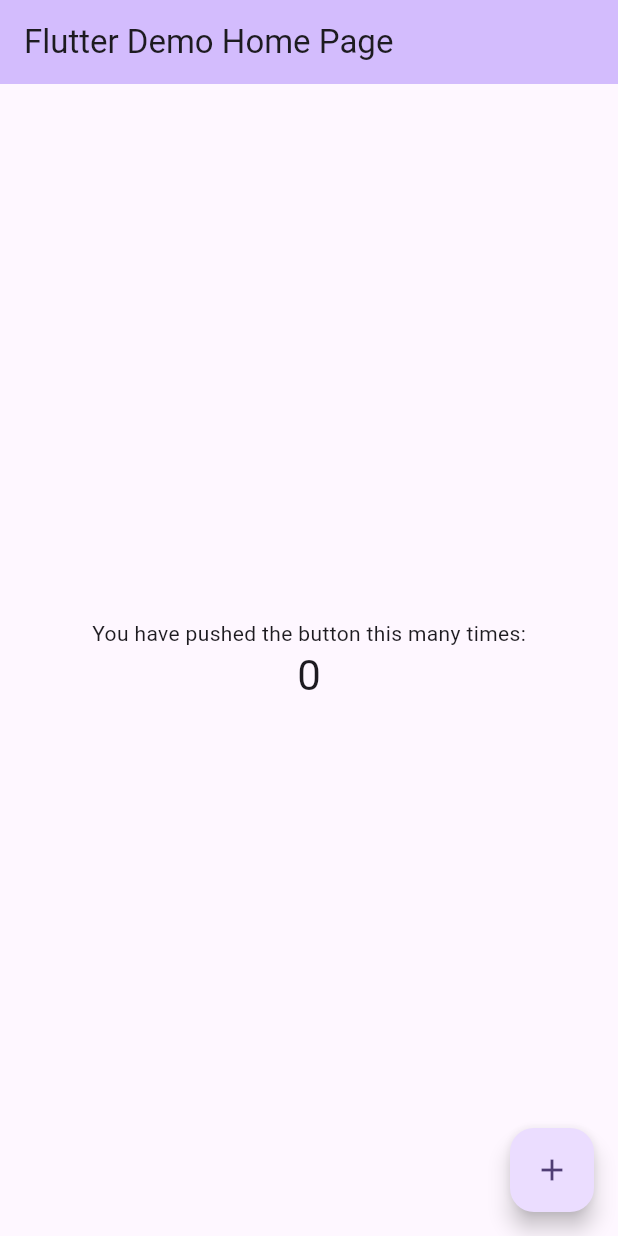
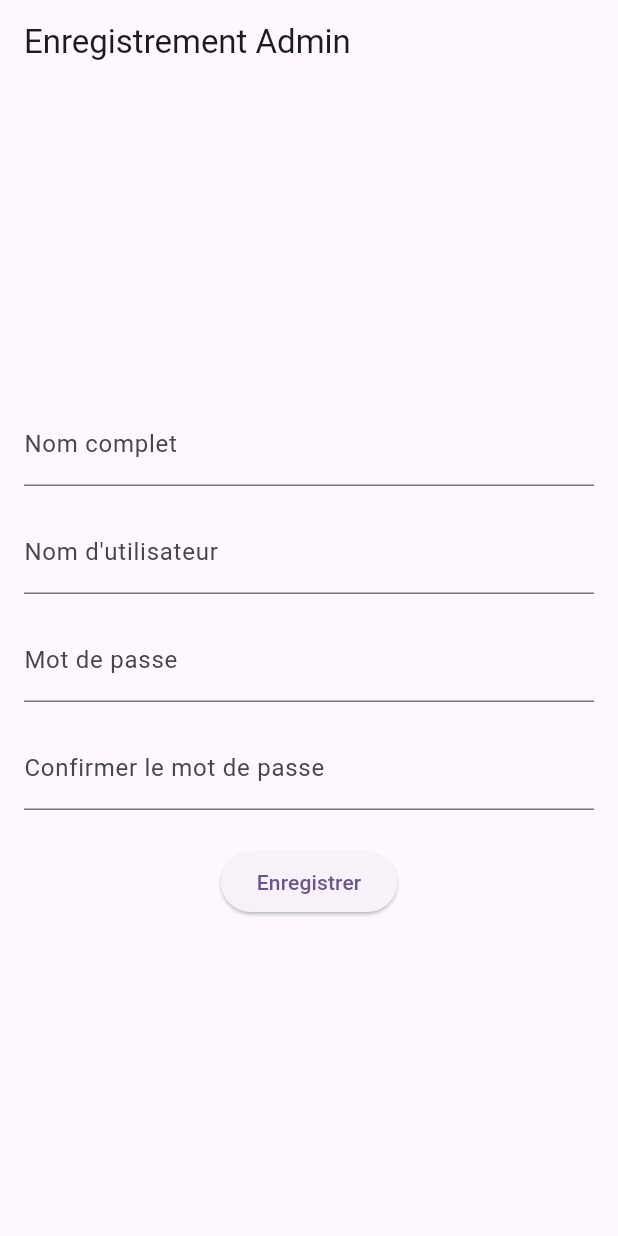
Before and after one commit to Makima225/Ferk-Solar-pointage-, a Flutter app: the screen it shows after launch, on a phone screen of 412 x 824 dp. Run offline on Flutter 3.47's test engine with Material 3 defaults, Android fonts, the phone set to English and light mode, and no system bars; our stand-ins replace get, shared_preferences.

Commit message:
creation des pages d'acceuil , login , register et la logique pour afficher sois la page login ou register

```diff
--- /dev/null
+++ b/lib/app/app_routes.dart
@@ -0,0 +1,27 @@
+import 'package:get/get.dart';
+import 'views/scan_page.dart';
+import 'views/login_page.dart';
+import 'views/dashboard_admin.dart';
+import 'middlewares/admin_auth_middleware.dart';
+
+class AppRoutes {
+  static const String scan = '/';
+  static const String login = '/login';
+  static const String dashboard = '/dashboard';
+
+  static final routes = [
+    GetPage(
+      name: scan,
+      page: () => ScanPage(),
+    ),
+    GetPage(
+      name: login,
+      page: () => LoginPage(),
+    ),
+    GetPage(
+      name: dashboard,
+      page: () => DashboardAdmin(),
+      middlewares: [AdminAuthMiddleware()],
+    ),
+  ];
+}
--- /dev/null
+++ b/lib/app/controllers/auth_controller.dart
@@ -0,0 +1,41 @@
+import 'package:get/get.dart';
+import 'package:shared_preferences/shared_preferences.dart';
+
+class AuthController extends GetxController {
+  var isAdminLogged = false.obs;
+  var hasAdmin = false.obs;
+
+  @override
+  void onInit() {
+    super.onInit();
+    checkAdminExists();
+  }
+
+  Future<void> checkAdminExists() async {
+    final prefs = await SharedPreferences.getInstance();
+    hasAdmin.value = prefs.containsKey('admin_username');
+  }
+
+  Future<void> registerAdmin(String name, String username, String password) async {
+    final prefs = await SharedPreferences.getInstance();
+    await prefs.setString('admin_name', name);
+    await prefs.setString('admin_username', username);
+    await prefs.setString('admin_password', password);
+    hasAdmin.value = true;
+  }
+
+  Future<bool> login(String username, String password) async {
+    final prefs = await SharedPreferences.getInstance();
+    final storedUser = prefs.getString('admin_username');
+    final storedPass = prefs.getString('admin_password');
+    if (username == storedUser && password == storedPass) {
+      isAdminLogged.value = true;
+      return true;
+    }
+    return false;
+  }
+
+  void logout() {
+    isAdminLogged.value = false;
+  }
+}
--- /dev/null
+++ b/lib/app/controllers/register_controller.dart
@@ -0,0 +1,51 @@
+import 'package:get/get.dart';
+import 'package:flutter/material.dart';
+
+class RegisterController extends GetxController {
+  final nameCtrl = TextEditingController();
+  final usernameCtrl = TextEditingController();
+  final passwordCtrl = TextEditingController();
+  final confirmCtrl = TextEditingController();
+
+  var isLoading = false.obs;
+
+  String? validateName(String? value) {
+    if (value == null || value.isEmpty) return 'Champ requis';
+    return null;
+  }
+
+  String? validateUsername(String? value) {
+    if (value == null || value.isEmpty) return 'Champ requis';
+    return null;
+  }
+
+  String? validatePassword(String? value) {
+    if (value == null || value.isEmpty) return 'Champ requis';
+    return null;
+  }
+
+  String? validateConfirm(String? value) {
+    if (value == null || value.isEmpty) return 'Champ requis';
+    if (value != passwordCtrl.text) return 'Les mots de passe ne correspondent pas';
+    return null;
+  }
+
+  void registerAdmin(BuildContext context, GlobalKey<FormState> formKey) {
+    if (!formKey.currentState!.validate()) return;
+    isLoading.value = true;
+    // Ici, ajouter la logique d'enregistrement local (SharedPreferences, SQLite, etc.)
+    Future.delayed(Duration(seconds: 1), () {
+      isLoading.value = false;
+      Get.snackbar('Succès', 'Admin enregistré (logique à implémenter)', snackPosition: SnackPosition.BOTTOM);
+    });
+  }
+
+  @override
+  void onClose() {
+    nameCtrl.dispose();
+    usernameCtrl.dispose();
+    passwordCtrl.dispose();
+    confirmCtrl.dispose();
+    super.onClose();
+  }
+}
--- /dev/null
+++ b/lib/app/middlewares/admin_auth_middleware.dart
@@ -0,0 +1,15 @@
+import 'package:get/get.dart';
+import 'package:flutter/material.dart';
+import '../controllers/auth_controller.dart';
+import '../app_routes.dart';
+
+class AdminAuthMiddleware extends GetMiddleware {
+  @override
+  RouteSettings? redirect(String? route) {
+    final isLogged = Get.find<AuthController>().isAdminLogged.value;
+    if (!isLogged) {
+      return const RouteSettings(name: AppRoutes.login);
+    }
+    return null;
+  }
+}
--- /dev/null
+++ b/lib/app/views/register_page.dart
@@ -0,0 +1,58 @@
+import 'package:flutter/material.dart';
+import 'package:get/get.dart';
+import '../controllers/register_controller.dart';
+
+class RegisterPage extends StatelessWidget {
+  final _formKey = GlobalKey<FormState>();
+  final RegisterController controller = Get.put(RegisterController());
+
+  @override
+  Widget build(BuildContext context) {
+    return Scaffold(
+      appBar: AppBar(title: Text('Enregistrement Admin')),
+      body: Padding(
+        padding: const EdgeInsets.all(16.0),
+        child: Form(
+          key: _formKey,
+          child: Obx(() => Column(
+            mainAxisAlignment: MainAxisAlignment.center,
+            children: [
+              TextFormField(
+                controller: controller.nameCtrl,
+                decoration: InputDecoration(labelText: 'Nom complet'),
+                validator: controller.validateName,
+              ),
+              SizedBox(height: 16),
+              TextFormField(
+                controller: controller.usernameCtrl,
+                decoration: InputDecoration(labelText: "Nom d'utilisateur"),
+                validator: controller.validateUsername,
+              ),
+              SizedBox(height: 16),
+              TextFormField(
+                controller: controller.passwordCtrl,
+                decoration: InputDecoration(labelText: 'Mot de passe'),
+                obscureText: true,
+                validator: controller.validatePassword,
+              ),
+              SizedBox(height: 16),
+              TextFormField(
+                controller: controller.confirmCtrl,
+                decoration: InputDecoration(labelText: 'Confirmer le mot de passe'),
+                obscureText: true,
+                validator: controller.validateConfirm,
+              ),
+              SizedBox(height: 24),
+              controller.isLoading.value
+                  ? CircularProgressIndicator()
+                  : ElevatedButton(
+                      onPressed: () => controller.registerAdmin(context, _formKey),
+                      child: Text('Enregistrer'),
+                    ),
+            ],
+          )),
+        ),
+      ),
+    );
+  }
+}
--- a/lib/main.dart
+++ b/lib/main.dart
@@ -1,125 +1,37 @@
+
 import 'package:flutter/material.dart';
+import 'package:get/get.dart';
+import 'app/app_routes.dart';
+import 'app/controllers/auth_controller.dart';
+import 'app/views/register_page.dart';
+import 'app/views/login_page.dart';
 
 void main() {
-  runApp(const MyApp());
+  WidgetsFlutterBinding.ensureInitialized();
+  Get.put(AuthController());
+  runApp(MyApp());
 }
 
 class MyApp extends StatelessWidget {
-  const MyApp({super.key});
-
-  // This widget is the root of your application.
   @override
   Widget build(BuildContext context) {
-    return MaterialApp(
-      title: 'Flutter Demo',
+    final AuthController authController = Get.find();
+    return GetMaterialApp(
+      debugShowCheckedModeBanner: false,
+      title: 'Local Pointage',
       theme: ThemeData(
-        // This is the theme of your application.
-        //
-        // TRY THIS: Try running your application with "flutter run". You'll see
-        // the application has a purple toolbar. Then, without quitting the app,
-        // try changing the seedColor in the colorScheme below to Colors.green
-        // and then invoke "hot reload" (save your changes or press the "hot
-        // reload" button in a Flutter-supported IDE, or press "r" if you used
-        // the command line to start the app).
-        //
-        // Notice that the counter didn't reset back to zero; the application
-        // state is not lost during the reload. To reset the state, use hot
-        // restart instead.
-        //
-        // This works for code too, not just values: Most code changes can be
-        // tested with just a hot reload.
         colorScheme: ColorScheme.fromSeed(seedColor: Colors.deepPurple),
         useMaterial3: true,
       ),
-      home: const MyHomePage(title: 'Flutter Demo Home Page'),
+      home: Obx(() {
+        // Affiche RegisterPage si aucun admin, sinon LoginPage
+        if (!authController.hasAdmin.value) {
+          return RegisterPage();
+        } else {
+          return LoginPage();
+        }
+      }),
+      getPages: AppRoutes.routes,
     );
   }
 }
-
-class MyHomePage extends StatefulWidget {
-  const MyHomePage({super.key, required this.title});
-
-  // This widget is the home page of your application. It is stateful, meaning
-  // that it has a State object (defined below) that contains fields that affect
-  // how it looks.
-
-  // This class is the configuration for the state. It holds the values (in this
-  // case the title) provided by the parent (in this case the App widget) and
-  // used by the build method of the State. Fields in a Widget subclass are
-  // always marked "final".
-
-  final String title;
-
-  @override
-  State<MyHomePage> createState() => _MyHomePageState();
-}
-
-class _MyHomePageState extends State<MyHomePage> {
-  int _counter = 0;
-
-  void _incrementCounter() {
-    setState(() {
-      // This call to setState tells the Flutter framework that something has
-      // changed in this State, which causes it to rerun the build method below
-      // so that the display can reflect the updated values. If we changed
-      // _counter without calling setState(), then the build method would not be
-      // called again, and so nothing would appear to happen.
-      _counter++;
-    });
-  }
-
-  @override
-  Widget build(BuildContext context) {
-    // This method is rerun every time setState is called, for instance as done
-    // by the _incrementCounter method above.
-    //
-    // The Flutter framework has been optimized to make rerunning build methods
-    // fast, so that you can just rebuild anything that needs updating rather
-    // than having to individually change instances of widgets.
-    return Scaffold(
-      appBar: AppBar(
-        // TRY THIS: Try changing the color here to a specific color (to
-        // Colors.amber, perhaps?) and trigger a hot reload to see the AppBar
-        // change color while the other colors stay the same.
-        backgroundColor: Theme.of(context).colorScheme.inversePrimary,
-        // Here we take the value from the MyHomePage object that was created by
-        // the App.build method, and use it to set our appbar title.
-        title: Text(widget.title),
-      ),
-      body: Center(
-        // Center is a layout widget. It takes a single child and positions it
-        // in the middle of the parent.
-        child: Column(
-          // Column is also a layout widget. It takes a list of children and
-          // arranges them vertically. By default, it sizes itself to fit its
-          // children horizontally, and tries to be as tall as its parent.
-          //
-          // Column has various properties to control how it sizes itself and
-          // how it positions its children. Here we use mainAxisAlignment to
-          // center the children vertically; the main axis here is the vertical
-          // axis because Columns are vertical (the cross axis would be
-          // horizontal).
-          //
-          // TRY THIS: Invoke "debug painting" (choose the "Toggle Debug Paint"
-          // action in the IDE, or press "p" in the console), to see the
-          // wireframe for each widget.
-          mainAxisAlignment: MainAxisAlignment.center,
-          children: <Widget>[
-            const Text(
-              'You have pushed the button this many times:',
-            ),
-            Text(
-              '$_counter',
-              style: Theme.of(context).textTheme.headlineMedium,
-            ),
-          ],
-        ),
-      ),
-      floatingActionButton: FloatingActionButton(
-        onPressed: _incrementCounter,
-        tooltip: 'Increment',
-        child: const Icon(Icons.add),
-      ), // This trailing comma makes auto-formatting nicer for build methods.
-    );
-  }
-}
--- a/pubspec.yaml
+++ b/pubspec.yaml
@@ -34,6 +34,8 @@ dependencies:
   # The following adds the Cupertino Icons font to your application.
   # Use with the CupertinoIcons class for iOS style icons.
   cupertino_icons: ^1.0.8
+  get: ^4.7.2
+  shared_preferences: ^2.5.3
 
 dev_dependencies:
   flutter_test:
```
Also changed, not shown: lib/app/views/dashboard_admin.dart (added, +27 -0 lines), lib/app/views/login_page.dart (added, +46 -0 lines), lib/app/views/scan_page.dart (added, +32 -0 lines), pubspec.lock, 2 other files.
